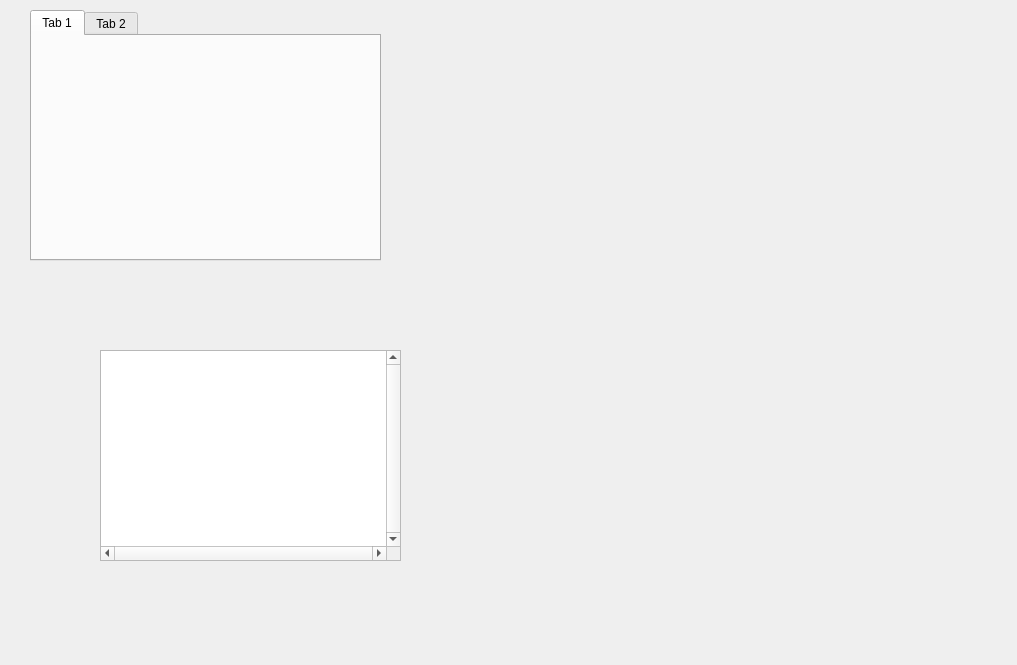
Qt form TLMainWidget.ui (yuanyuewandou/TeachLearnClient) before a commit.
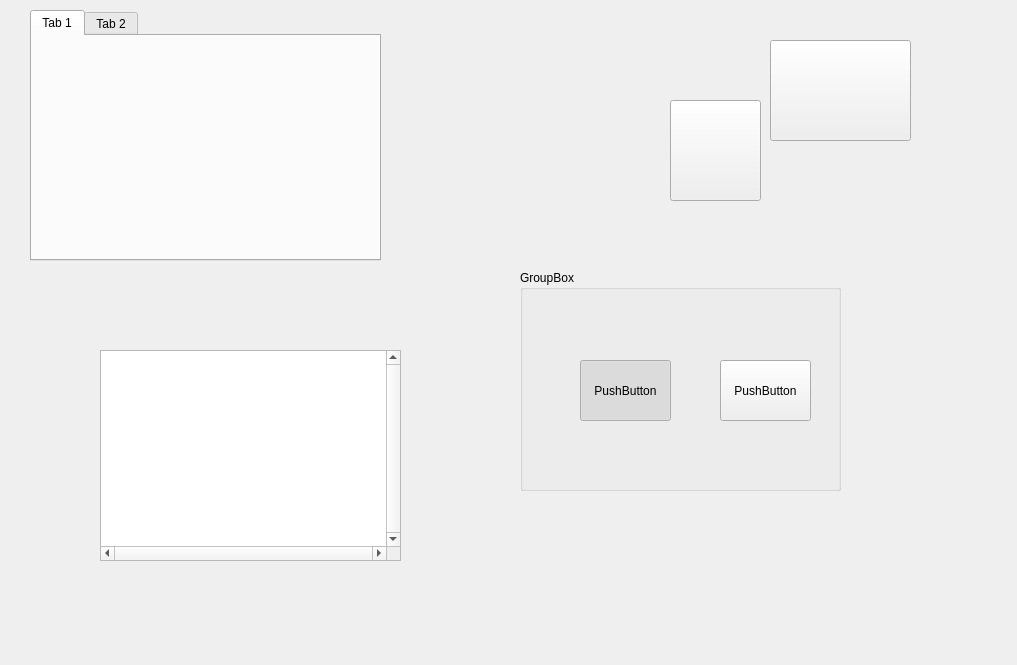
The same form after that commit. Custom widgets are drawn as their Qt base class.

Diff of the .ui file:
```diff
--- a/TLMainWidget.ui
+++ b/TLMainWidget.ui
@@ -13,7 +13,7 @@
   <property name="windowTitle">
    <string>TLMainWidget</string>
   </property>
-  <widget class="TLAnimationButton" name="m_homeButton" native="true">
+  <widget class="TLAnimationButton" name="m_homeButton">
    <property name="geometry">
     <rect>
      <x>770</x>
@@ -69,31 +69,94 @@
     <enum>Qt::ScrollBarAlwaysOn</enum>
    </property>
   </widget>
-  <widget class="TLAnimationButton" name="m_whiteBoardButton" native="true">
+  <widget class="TLAnimationButton" name="m_whiteBoardButton">
    <property name="geometry">
     <rect>
-     <x>630</x>
-     <y>150</y>
+     <x>670</x>
+     <y>100</y>
      <width>91</width>
      <height>101</height>
     </rect>
    </property>
   </widget>
+  <widget class="QGroupBox" name="groupBox">
+   <property name="geometry">
+    <rect>
+     <x>520</x>
+     <y>270</y>
+     <width>321</width>
+     <height>221</height>
+    </rect>
+   </property>
+   <property name="title">
+    <string>GroupBox</string>
+   </property>
+   <widget class="QPushButton" name="pushButton">
+    <property name="geometry">
+     <rect>
+      <x>60</x>
+      <y>90</y>
+      <width>91</width>
+      <height>61</height>
+     </rect>
+    </property>
+    <property name="text">
+     <string>PushButton</string>
+    </property>
+    <property name="checkable">
+     <bool>true</bool>
+    </property>
+    <property name="checked">
+     <bool>true</bool>
+    </property>
+    <property name="autoRepeat">
+     <bool>true</bool>
+    </property>
+    <property name="autoExclusive">
+     <bool>true</bool>
+    </property>
+   </widget>
+   <widget class="QPushButton" name="pushButton_2">
+    <property name="geometry">
+     <rect>
+      <x>200</x>
+      <y>90</y>
+      <width>91</width>
+      <height>61</height>
+     </rect>
+    </property>
+    <property name="text">
+     <string>PushButton</string>
+    </property>
+    <property name="checkable">
+     <bool>true</bool>
+    </property>
+    <property name="checked">
+     <bool>false</bool>
+    </property>
+    <property name="autoRepeat">
+     <bool>true</bool>
+    </property>
+    <property name="autoExclusive">
+     <bool>true</bool>
+    </property>
+   </widget>
+  </widget>
  </widget>
  <layoutdefault spacing="6" margin="11"/>
  <customwidgets>
-  <customwidget>
-   <class>TLAnimationButton</class>
-   <extends>QWidget</extends>
-   <header>TLAnimationButton.h</header>
-   <container>1</container>
-  </customwidget>
   <customwidget>
    <class>TLSwitchButton</class>
    <extends>QWidget</extends>
    <header>TLSwitchButton.h</header>
    <container>1</container>
   </customwidget>
+  <customwidget>
+   <class>TLAnimationButton</class>
+   <extends>QPushButton</extends>
+   <header>TLAnimationButton.h</header>
+   <container>1</container>
+  </customwidget>
  </customwidgets>
  <resources/>
  <connections/>
```
